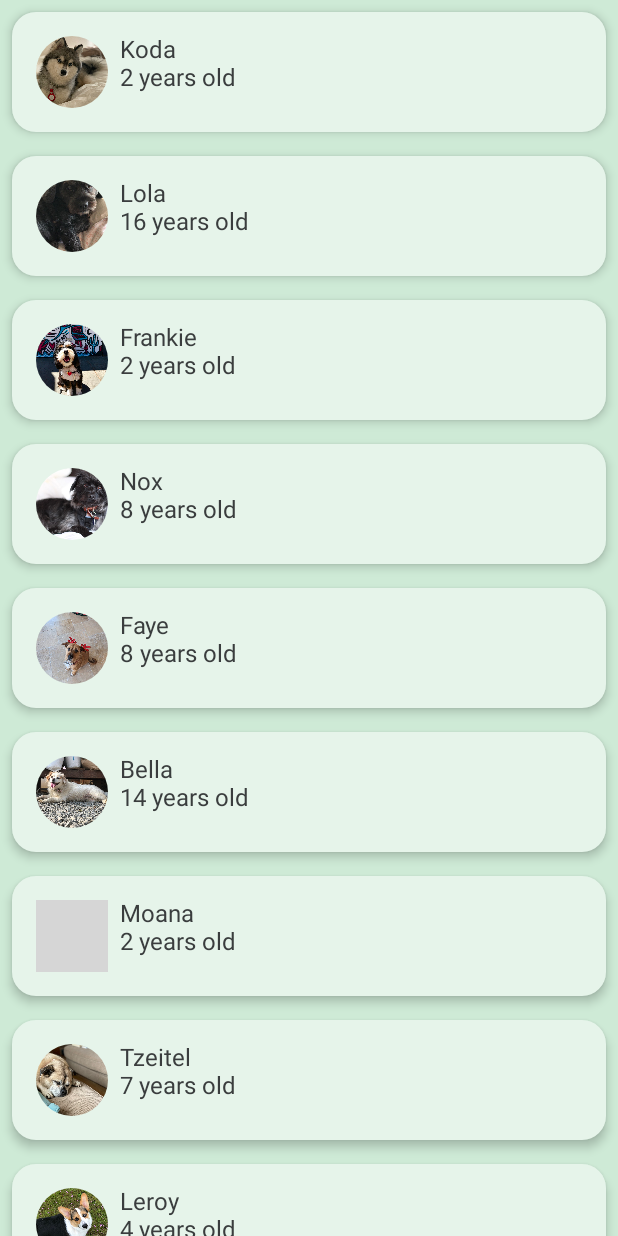
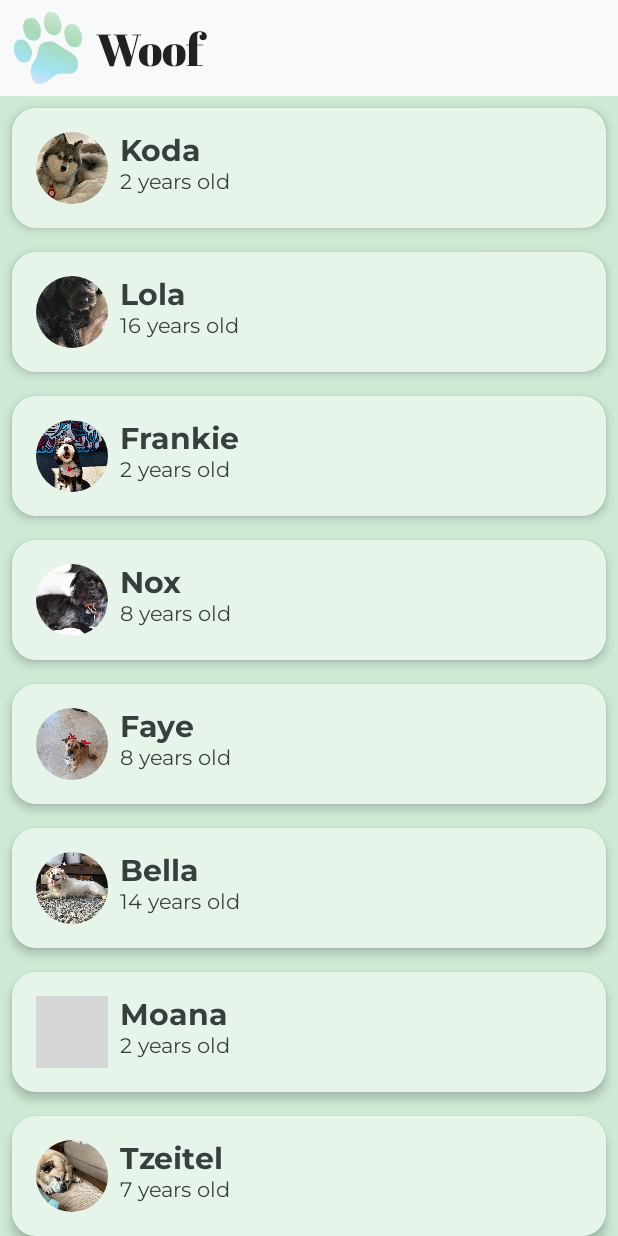
Before and after one commit to juanmendez/jetpack-compose, an Android app built with Jetpack Compose: the screen it shows after launch (MainActivity), on a phone screen of 412 x 824 dp. Run offline under Robolectric (Android 15) with nearby library versions, the phone set to English and light mode, and no system bars; grey boxes are pictures that could not be loaded.

Commit message:
03.scaffold

```diff
--- a/app/src/main/java/com/example/woof/MainActivity.kt
+++ b/app/src/main/java/com/example/woof/MainActivity.kt
@@ -3,8 +3,6 @@ package com.example.woof
 import android.os.Bundle
 import androidx.activity.ComponentActivity
 import androidx.activity.compose.setContent
-import androidx.compose.runtime.Composable
-import androidx.compose.ui.tooling.preview.Preview
 import com.example.woof.ui.theme.WoofTheme
 import com.example.woof.view.WoofApp
 
--- a/app/src/main/java/com/example/woof/ui/theme/Type.kt
+++ b/app/src/main/java/com/example/woof/ui/theme/Type.kt
@@ -2,27 +2,41 @@ package com.example.woof.ui.theme
 
 import androidx.compose.material.Typography
 import androidx.compose.ui.text.TextStyle
+import androidx.compose.ui.text.font.Font
 import androidx.compose.ui.text.font.FontFamily
 import androidx.compose.ui.text.font.FontWeight
 import androidx.compose.ui.unit.sp
+import com.example.woof.R
+
+val AbrilFatface = FontFamily(
+    Font(R.font.abril_fatface_regular)
+)
+
+val Montserrat = FontFamily(
+    Font(R.font.montserrat_regular),
+    Font(R.font.montserrat_bold, FontWeight.Bold)
+)
 
 // Set of Material typography styles to start with
 val Typography = Typography(
-    body1 = TextStyle(
-        fontFamily = FontFamily.Default,
+    h1 = TextStyle(
+        fontFamily = AbrilFatface,
         fontWeight = FontWeight.Normal,
-        fontSize = 16.sp
-    )
-    /* Other default text styles to override
-    button = TextStyle(
-        fontFamily = FontFamily.Default,
-        fontWeight = FontWeight.W500,
+        fontSize = 30.sp
+    ),
+    h2 = TextStyle(
+        fontFamily = Montserrat,
+        fontWeight = FontWeight.Bold,
+        fontSize = 20.sp
+    ),
+    h3 = TextStyle(
+        fontFamily = Montserrat,
+        fontWeight = FontWeight.Bold,
         fontSize = 14.sp
     ),
-    caption = TextStyle(
-        fontFamily = FontFamily.Default,
+    body1 = TextStyle(
+        fontFamily = Montserrat,
         fontWeight = FontWeight.Normal,
-        fontSize = 12.sp
+        fontSize = 14.sp
     )
-    */
 )
--- a/app/src/main/java/com/example/woof/view/DogIcon.kt
+++ b/app/src/main/java/com/example/woof/view/DogIcon.kt
@@ -10,7 +10,10 @@ import androidx.compose.ui.Modifier
 import androidx.compose.ui.draw.clip
 import androidx.compose.ui.layout.ContentScale
 import androidx.compose.ui.res.painterResource
+import androidx.compose.ui.tooling.preview.Preview
 import androidx.compose.ui.unit.dp
+import com.example.woof.R
+import com.example.woof.ui.theme.WoofTheme
 
 /**
  * Composable that displays a photo of a dog.
@@ -34,3 +37,11 @@ fun DogIcon(@DrawableRes dogIcon: Int, modifier: Modifier = Modifier) {
         contentDescription = null
     )
 }
+
+@Preview
+@Composable
+fun DogIconPreview() {
+    WoofTheme(darkTheme = false) {
+        DogIcon(dogIcon = R.drawable.bella)
+    }
+}
--- a/app/src/main/java/com/example/woof/view/DogInformation.kt
+++ b/app/src/main/java/com/example/woof/view/DogInformation.kt
@@ -3,6 +3,7 @@ package com.example.woof.view
 import androidx.annotation.StringRes
 import androidx.compose.foundation.layout.Column
 import androidx.compose.foundation.layout.padding
+import androidx.compose.material.MaterialTheme
 import androidx.compose.material.Text
 import androidx.compose.runtime.Composable
 import androidx.compose.ui.Modifier
@@ -24,6 +25,7 @@ fun DogInformation(@StringRes dogName: Int, dogAge: Int, modifier: Modifier = Mo
     Column {
         Text(
             text = stringResource(dogName),
+            style = MaterialTheme.typography.h2,
             modifier = modifier.padding(top = 8.dp)
         )
         Text(
--- a/app/src/main/java/com/example/woof/view/WoofApp.kt
+++ b/app/src/main/java/com/example/woof/view/WoofApp.kt
@@ -4,6 +4,7 @@ import androidx.compose.foundation.background
 import androidx.compose.foundation.lazy.LazyColumn
 import androidx.compose.foundation.lazy.items
 import androidx.compose.material.MaterialTheme
+import androidx.compose.material.Scaffold
 import androidx.compose.runtime.Composable
 import androidx.compose.ui.Modifier
 import androidx.compose.ui.tooling.preview.Preview
@@ -15,9 +16,15 @@ import com.example.woof.ui.theme.WoofTheme
  */
 @Composable
 fun WoofApp() {
-    LazyColumn(modifier = Modifier.background(MaterialTheme.colors.background)) {
-        items(dogItems) {
-            DogRow(dog = it)
+    Scaffold(
+        topBar = {
+            WoofTopAppBar()
+        }
+    ) {
+        LazyColumn(modifier = Modifier.background(MaterialTheme.colors.background)) {
+            items(dogItems) {
+                DogRow(dog = it)
+            }
         }
     }
 }
--- /dev/null
+++ b/app/src/main/java/com/example/woof/view/WoofTopAppBar.kt
@@ -0,0 +1,53 @@
+package com.example.woof.view
+
+import androidx.compose.foundation.Image
+import androidx.compose.foundation.background
+import androidx.compose.foundation.layout.Row
+import androidx.compose.foundation.layout.fillMaxWidth
+import androidx.compose.foundation.layout.padding
+import androidx.compose.foundation.layout.size
+import androidx.compose.material.MaterialTheme
+import androidx.compose.material.Text
+import androidx.compose.runtime.Composable
+import androidx.compose.ui.Alignment
+import androidx.compose.ui.Modifier
+import androidx.compose.ui.res.painterResource
+import androidx.compose.ui.res.stringResource
+import androidx.compose.ui.tooling.preview.Preview
+import androidx.compose.ui.unit.dp
+import com.example.woof.R
+import com.example.woof.ui.theme.WoofTheme
+
+@Composable
+fun WoofTopAppBar(modifier: Modifier = Modifier) {
+    Row(
+        modifier = modifier
+            .fillMaxWidth()
+            .background(
+                color = MaterialTheme.colors.primary
+            ),
+        verticalAlignment = Alignment.CenterVertically
+    ) {
+        Image(
+            modifier = Modifier
+                .size(64.dp)
+                .padding(8.dp),
+            painter = painterResource(R.drawable.ic_woof_logo),
+            contentDescription = null
+        )
+
+        Text(
+            text = stringResource(R.string.app_name),
+            style = MaterialTheme.typography.h1
+        )
+
+    }
+}
+
+@Preview
+@Composable
+fun WoffTopAppBarPreview() {
+    WoofTheme(darkTheme = false) {
+        WoofTopAppBar()
+    }
+}
```
Also changed, not shown: 1 other file.
